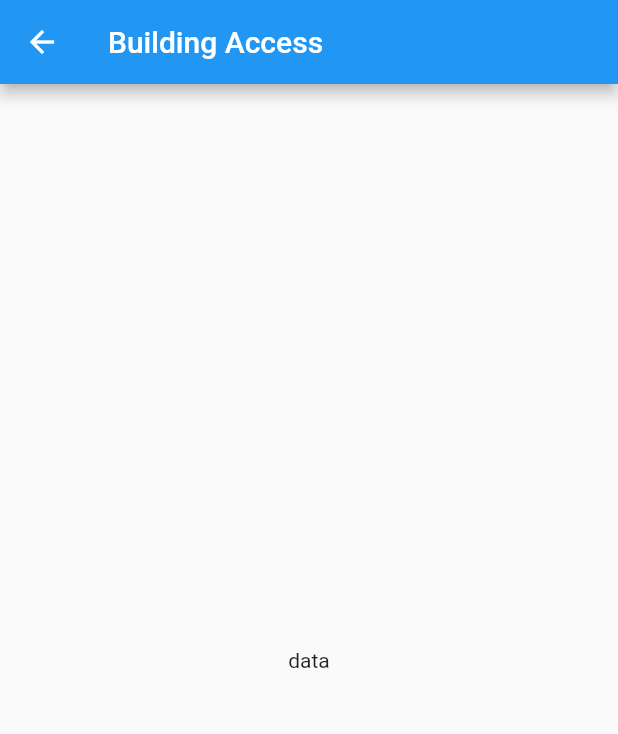
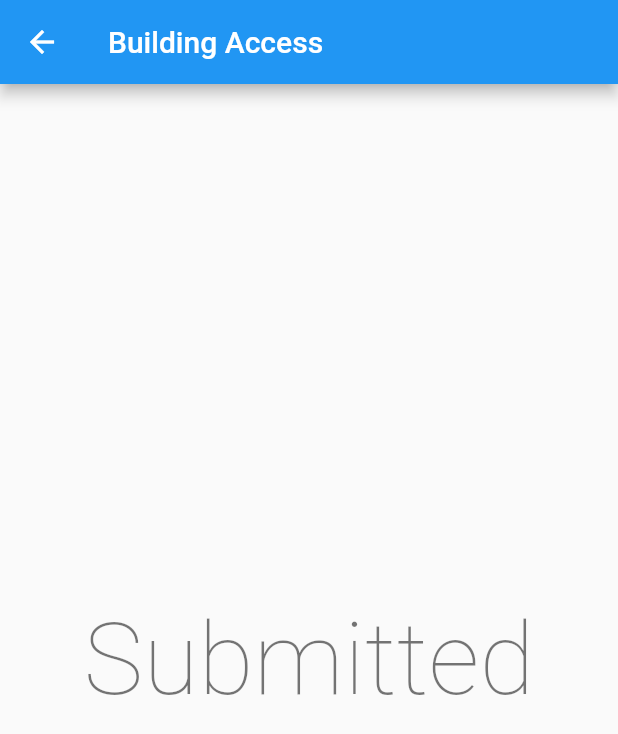
Before and after one commit to IFS4205-TraceIT/traceit-app, a Flutter app: the BuildingAccessScreen screen opened by its route, on a phone screen of 412 x 824 dp. Shown: the top 734 px of the screen. Run offline on Flutter 3.47's test engine with Material 2 defaults, Android fonts, the phone set to English and light mode, and no system bars; our stand-ins replace device_info_plus, email_validator, flutter_secure_storage, hive, jwt_decoder; missing offline and left inert: fbroadcast, flutter_ble_peripheral, flutter_reactive_ble, qr_code_scanner; accounts and stored records are empty.

Commit message:
Add QR code scanner and building access result screen

```diff
--- a/lib/main.dart
+++ b/lib/main.dart
@@ -1,5 +1,6 @@
 import 'package:flutter/material.dart';
-import 'package:traceit_app/screens/building_access_screen.dart';
+import 'package:traceit_app/screens/building_access/building_access_screen.dart';
+import 'package:traceit_app/screens/building_access/scanner_screen.dart';
 import 'package:traceit_app/screens/contact_upload_screen.dart';
 import 'package:traceit_app/screens/tracing_screen.dart';
 import 'package:traceit_app/screens/user_auth/login_screen.dart';
@@ -23,6 +24,7 @@ class MyApp extends StatelessWidget {
         '/login': (context) => const LoginScreen(),
         '/tracing': (context) => const TracingScreen(),
         '/upload': (context) => const ContactUploadScreen(),
+        '/scanner': (context) => const ScannerScreen(),
         '/building': (context) => const BuildingAccessScreen()
       },
     );
--- a/lib/screens/building_access_screen.dart
+++ b/lib/screens/building_access/building_access_screen.dart
@@ -10,13 +10,14 @@ class BuildingAccessScreen extends StatelessWidget {
         title: const Text('Building Access'),
       ),
       body: Center(
-        child: Wrap(
-          direction: Axis.vertical,
-          crossAxisAlignment: WrapCrossAlignment.center,
-          spacing: 10,
-          children: [
-            const Text('data'),
-          ],
+        child: Text(
+          'Submitted',
+          style: Theme.of(context)
+              .textTheme
+              .apply(
+                fontSizeFactor: 0.6,
+              )
+              .headline1,
         ),
       ),
     );
--- a/lib/screens/tracing_screen.dart
+++ b/lib/screens/tracing_screen.dart
@@ -328,7 +328,7 @@ class _TracingScreenState extends State<TracingScreen> {
       floatingActionButton: FloatingActionButton(
         onPressed: () {
           // Navigate to scanner screen
-          Navigator.pushNamed(context, '/building');
+          Navigator.pushNamed(context, '/scanner');
         },
         tooltip: 'Scan Building QR Code',
         child: const Icon(Icons.qr_code_scanner_rounded),
--- a/pubspec.yaml
+++ b/pubspec.yaml
@@ -48,6 +48,7 @@ dependencies:
   url_launcher: ^6.1.5
   jwt_decoder: ^2.0.1
   intl: ^0.17.0
+  qr_code_scanner: ^1.0.1
 
 dev_dependencies:
   flutter_test:
```
Also changed, not shown: lib/screens/building_access/scanner_screen.dart (added, +78 -0 lines), pubspec.lock.
